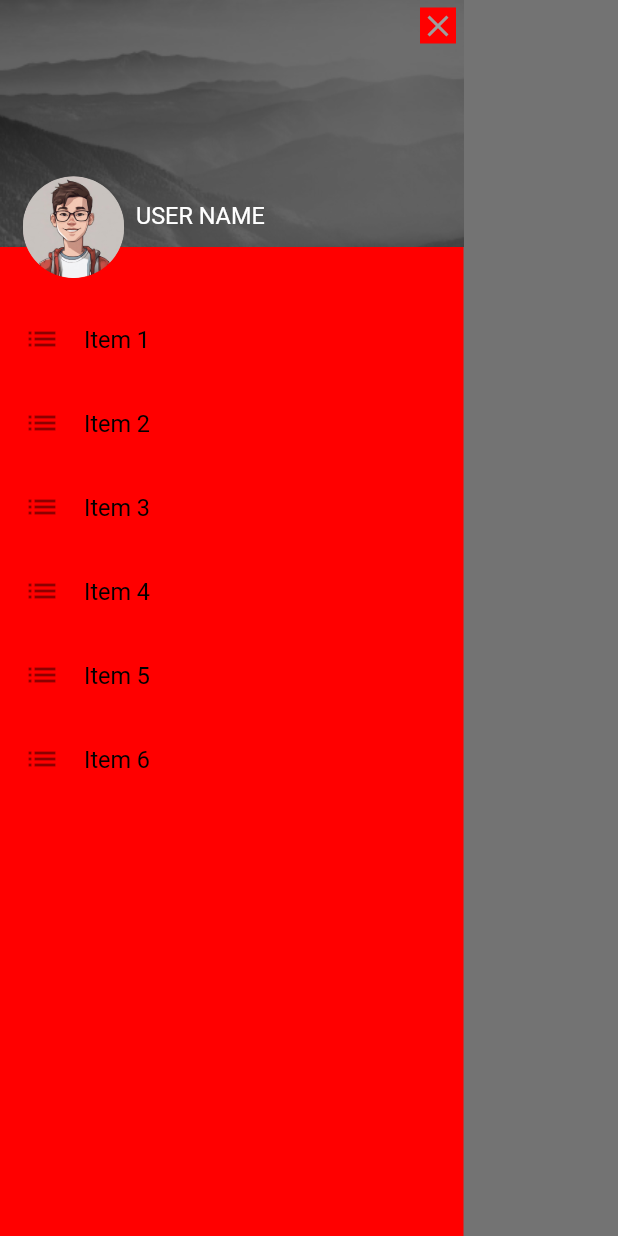
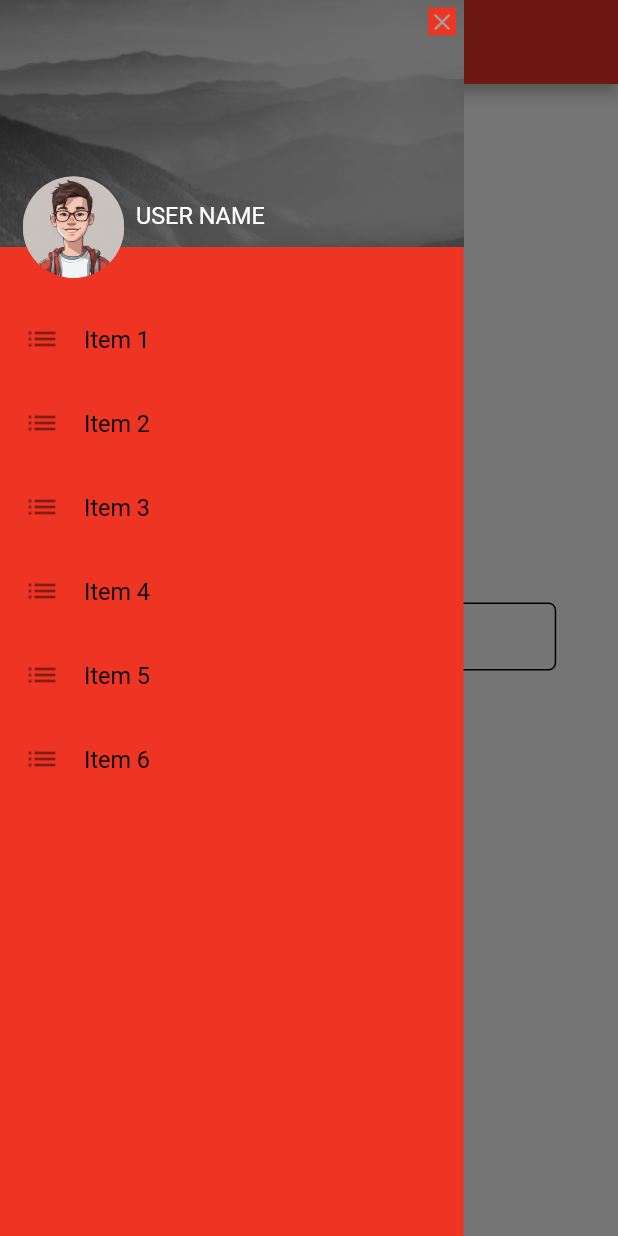
Before and after one commit to M-Talha4/Flutter, a Flutter app: the screen it shows after launch, with the side drawer open, on a phone screen of 412 x 824 dp. Run offline on Flutter 3.47's test engine with Material 2 defaults, Android fonts, the phone set to English and light mode, and no system bars; our stand-ins replace get.

Commit message:
Updated Widgets

```diff
--- a/lib/routes/routes.dart
+++ b/lib/routes/routes.dart
@@ -1,3 +1,4 @@
+import 'package:flutter_git/widgets/custom_drawer.dart';
 import 'package:get/get_navigation/get_navigation.dart';
 import '../views/homescreen.dart';
 import 'routes_name.dart';
@@ -9,5 +10,10 @@ class AppRoutes {
       page: () => const HomeScreen(),
       transition: Transition.leftToRight,
     ),
+    GetPage(
+      name: Routes.drawer,
+      page: () => const Cdrawer(),
+      transition: Transition.leftToRight,
+    ),
   ];
 }
--- a/lib/routes/routes_name.dart
+++ b/lib/routes/routes_name.dart
@@ -1,4 +1,4 @@
 class Routes {
   static const home = '/';
-  static const splash = '/splash';
+  static const drawer = '/drawer';
 }
--- a/lib/utils/colors.dart
+++ b/lib/utils/colors.dart
@@ -20,6 +20,7 @@ const Color deepOrange = Color(0xFFFF5722);
 const Color brown = Color(0xFF795548);
 const Color grey = Color(0xFF9E9E9E);
 const Color blueGrey = Color(0xFF607D8B);
+Color transparent = const Color(0xFFFFFFFF).withOpacity(0.0);
 
 MaterialColor primaryColor = MaterialColor(
   primary.value,
--- a/lib/views/homescreen.dart
+++ b/lib/views/homescreen.dart
@@ -1,5 +1,8 @@
 import 'package:flutter/material.dart';
-import 'package:flutter_git/widgets/custom_button.dart';
+import 'package:flutter_git/utils/colors.dart';
+import '../widgets/custom_button.dart';
+import '../widgets/custom_text.dart';
+import '../widgets/custom_text_form_field.dart';
 import '../widgets/custom_drawer.dart';
 
 class HomeScreen extends StatelessWidget {
@@ -13,21 +16,36 @@ class HomeScreen extends StatelessWidget {
 
     return SafeArea(
         child: Scaffold(
+            backgroundColor: white,
             key: scaffoldKey,
-            drawer: SizedBox(
-                height: height, width: width * 0.75, child: const DrawerPage()),
+            appBar: AppBar(),
+            drawer: const DrawerPage(),
             body: Padding(
               padding: EdgeInsets.symmetric(
-                  horizontal: width * 0.05, vertical: height * 0.03),
+                  horizontal: width * 0.1, vertical: height * 0.03),
               child: SizedBox(
                 width: width,
                 height: height,
-                child: Center(
-                  child: RoundRectangularButton(
-                      onTap: () {
-                        scaffoldKey.currentState?.openDrawer();
-                      },
-                      text: "Open Drawer"),
+                child: Column(
+                  mainAxisAlignment: MainAxisAlignment.spaceEvenly,
+                  children: [
+                    const cText(
+                      text: "text",
+                    ),
+                    RectangularTextFormField(
+                      showlabel: true,
+                      label: "asf",
+                      hint: "fgsg",
+                      bordercolor: black,
+                    ),
+                    Center(
+                      child: CustomButton(
+                          onTap: () {
+                            scaffoldKey.currentState?.openDrawer();
+                          },
+                          text: "Open Drawer"),
+                    ),
+                  ],
                 ),
               ),
             )));
--- a/lib/widgets/custom_button.dart
+++ b/lib/widgets/custom_button.dart
@@ -2,24 +2,26 @@ import 'package:flutter/material.dart';
 import '../utils/colors.dart';
 
 // ignore: camel_case_types
-class CircularButton extends StatelessWidget {
+class CustomButton extends StatelessWidget {
   final Function() onTap;
   final String text;
   final double? width;
   final double? height;
   final Color? bgcolor;
+  final Color? shadowcolor;
   final Color? txtcolor;
   final FontWeight? fontWeight;
   final double? textsize;
   final double? borderradius;
 
-  const CircularButton(
+  const CustomButton(
       {super.key,
       required this.onTap,
       required this.text,
       this.width,
       this.height,
       this.bgcolor,
+      this.shadowcolor,
       this.txtcolor,
       this.fontWeight,
       this.textsize,
@@ -31,12 +33,10 @@ class CircularButton extends StatelessWidget {
     final height1 = MediaQuery.of(context).size.height;
 
     return Material(
-      color: Colors.white.withOpacity(0.0),
+      color: transparent,
       child: InkWell(
-        splashColor: Colors.red,
-        onTap: () {
-          onTap;
-        },
+        splashColor: primary,
+        onTap: onTap,
         child: Container(
           decoration: BoxDecoration(
               boxShadow: [
@@ -44,74 +44,10 @@ class CircularButton extends StatelessWidget {
                     offset: const Offset(0, 3),
                     blurRadius: 7,
                     spreadRadius: 5,
-                    color: Colors.grey.withOpacity(0.5))
-              ],
-              borderRadius: BorderRadius.circular(borderradius ?? 12),
-              color: bgcolor ?? Colors.blue),
-          width: width ?? width1,
-          height: height ?? height1 * 0.06,
-          child: Center(
-            child: Text(
-              text,
-              style: TextStyle(
-                  color: txtcolor,
-                  fontWeight: fontWeight ?? FontWeight.normal,
-                  fontSize: textsize),
-            ),
-          ),
-        ),
-      ),
-    );
-  }
-}
-
-// ignore: camel_case_types
-class RoundRectangularButton extends StatelessWidget {
-  final Function() onTap;
-  final String text;
-  final double? width;
-  final double? height;
-  final Color? bgcolor;
-  final Color? txtcolor;
-  final FontWeight? fontWeight;
-  final double? textsize;
-  final double? borderradius;
-
-  const RoundRectangularButton(
-      {super.key,
-      required this.onTap,
-      required this.text,
-      this.width,
-      this.height,
-      this.bgcolor,
-      this.txtcolor,
-      this.fontWeight,
-      this.textsize,
-      this.borderradius});
-
-  @override
-  Widget build(BuildContext context) {
-    final width1 = MediaQuery.of(context).size.width;
-    final height1 = MediaQuery.of(context).size.height;
-
-    return Material(
-      color: transparentBlack,
-      child: InkWell(
-        splashColor: deepPurple,
-        onTap: () {
-          onTap;
-        },
-        child: Container(
-          decoration: BoxDecoration(
-              boxShadow: [
-                BoxShadow(
-                    offset: const Offset(0, 3),
-                    blurRadius: 7,
-                    spreadRadius: 5,
-                    color: grey.withOpacity(0.5))
+                    color: shadowcolor ?? grey.withOpacity(0.5))
               ],
               borderRadius: BorderRadius.circular(borderradius ?? 4),
-              color: bgcolor ?? purple),
+              color: bgcolor ?? primary),
           width: width ?? width1 * 0.4,
           height: height ?? height1 * 0.06,
           child: Center(
--- a/lib/widgets/custom_drawer.dart
+++ b/lib/widgets/custom_drawer.dart
@@ -7,21 +7,20 @@ class Cdrawer extends StatelessWidget {
 
   @override
   Widget build(BuildContext context) {
-    final GlobalKey<ScaffoldState> scaffoldKey = GlobalKey<ScaffoldState>();
-    final width = MediaQuery.of(context).size.width;
-    final height = MediaQuery.of(context).size.height;
+    final GlobalKey<ScaffoldState> scaffoldKey1 = GlobalKey<ScaffoldState>();
 
     return SafeArea(
       child: Scaffold(
-        backgroundColor: red,
-        key: scaffoldKey,
-        drawer: SizedBox(
-            height: height, width: width * 0.75, child: const DrawerPage()),
-        body: ElevatedButton(
-            onPressed: () {
-              scaffoldKey.currentState?.openDrawer();
-            },
-            child: const cText(text: "Open Drawer")),
+        key: scaffoldKey1,
+        appBar: AppBar(),
+        drawer: DrawerPage(),
+        body: Center(
+          child: ElevatedButton(
+              onPressed: () {
+                scaffoldKey1.currentState?.openDrawer();
+              },
+              child: Text("Open Drawer")),
+        ),
       ),
     );
   }
@@ -35,9 +34,9 @@ class DrawerPage extends StatelessWidget {
     final width = MediaQuery.of(context).size.width;
     final height = MediaQuery.of(context).size.height;
     return Container(
-      width: width,
+      width: width * 0.75,
       height: height,
-      color: red,
+      color: primary,
       child: Column(
         children: [
           SizedBox(
@@ -59,10 +58,11 @@ class DrawerPage extends StatelessWidget {
                           Navigator.pop(context);
                         },
                         child: Container(
-                          color: red,
-                          child: const Icon(
+                          color: primary,
+                          child: Icon(
                             Icons.close,
                             color: grey,
+                            size: width * 0.045,
                           ),
                         ))),
                 Positioned(
@@ -84,7 +84,7 @@ class DrawerPage extends StatelessWidget {
                     child: cText(
                       text: "USER NAME",
                       color: white,
-                      width: width * 0.038,
+                      size: width * 0.038,
                     ))
               ],
             ),
@@ -92,7 +92,7 @@ class DrawerPage extends StatelessWidget {
           ListTile(
             title: cText(
               text: "Item 1",
-              width: width * 0.038,
+              size: width * 0.038,
             ),
             leading: const Icon(Icons.list),
 
@@ -101,13 +101,14 @@ class DrawerPage extends StatelessWidget {
             //     decoration: const BoxDecoration(
             //         image: DecorationImage(
             //             image: AssetImage("images/home_drawer.png")))),
+
             minLeadingWidth: 4,
             onTap: () {},
           ),
           ListTile(
             title: cText(
               text: "Item 2",
-              width: width * 0.038,
+              size: width * 0.038,
             ),
             leading: const Icon(Icons.list),
             minLeadingWidth: 4,
@@ -116,7 +117,7 @@ class DrawerPage extends StatelessWidget {
           ListTile(
             title: cText(
               text: "Item 3",
-              width: width * 0.038,
+              size: width * 0.038,
             ),
             leading: const Icon(Icons.list),
             minLeadingWidth: 4,
@@ -125,7 +126,7 @@ class DrawerPage extends StatelessWidget {
           ListTile(
             title: cText(
               text: "Item 4",
-              width: width * 0.038,
+              size: width * 0.038,
             ),
             leading: const Icon(Icons.list),
             minLeadingWidth: 4,
@@ -134,7 +135,7 @@ class DrawerPage extends StatelessWidget {
           ListTile(
             title: cText(
               text: "Item 5",
-              width: width * 0.038,
+              size: width * 0.038,
             ),
             leading: const Icon(Icons.list),
             minLeadingWidth: 4,
@@ -143,7 +144,7 @@ class DrawerPage extends StatelessWidget {
           ListTile(
             title: cText(
               text: "Item 6",
-              width: width * 0.038,
+              size: width * 0.038,
             ),
             leading: const Icon(Icons.list),
             minLeadingWidth: 4,
--- a/lib/widgets/custom_text.dart
+++ b/lib/widgets/custom_text.dart
@@ -1,30 +1,50 @@
 import 'package:flutter/material.dart';
+import 'package:flutter_git/utils/colors.dart';
 
 // ignore: camel_case_types
 class cText extends StatelessWidget {
   final String text;
+  final Color? color;
+  final Color? bgcolor;
+  final double? size;
+  final double? letterspacing;
+  final double? wordspacing;
+  final TextAlign? textAlign;
+  final TextOverflow? overflow;
+  final TextDecoration? decoration;
+  final FontStyle? fontstyle;
   final FontWeight? fontWeight;
-  final Color? color;
-  final double? width;
-  final TextAlign? textAlign;
+
   const cText(
       {super.key,
       required this.text,
-      this.width,
+      this.color,
+      this.bgcolor,
+      this.size,
+      this.letterspacing,
+      this.wordspacing,
+      this.overflow,
+      this.decoration,
       this.fontWeight,
-      this.color,
+      this.fontstyle,
       this.textAlign});
 
   @override
   Widget build(BuildContext context) {
-    final width1 = MediaQuery.of(context).size.width;
+    final width = MediaQuery.of(context).size.width;
 
     return Text(
       textAlign: textAlign ?? TextAlign.start,
       text,
       style: TextStyle(
-          fontSize: width ?? width1 * 0.04,
+          fontSize: size ?? width * 0.038,
           fontWeight: fontWeight ?? FontWeight.normal,
+          backgroundColor: bgcolor ?? transparent,
+          decoration: decoration ?? TextDecoration.none,
+          overflow: overflow ?? TextOverflow.visible,
+          letterSpacing: letterspacing ?? 0,
+          wordSpacing: wordspacing ?? 0,
+          fontStyle: fontstyle ?? FontStyle.normal,
           color: color ?? Colors.black),
     );
   }
--- a/lib/widgets/custom_text_form_field.dart
+++ b/lib/widgets/custom_text_form_field.dart
@@ -3,78 +3,119 @@ import '../utils/colors.dart';
 
 // ignore: must_be_immutable
 class RectangularTextFormField extends StatelessWidget {
-  final String? hinttext;
+  final int? maxline;
+  final double? height;
+  final double? borderradius;
+  final double? borderwidth;
+  final double? focusborderwidth;
+  final String? hint;
+  final String? label;
+  final bool showlabel;
+  final bool? obscureText;
+  final bool? filled;
+  final Color? fillColor;
+  final Color? hintcolor;
+  final Color? labelcolor;
+  final Color? inputcolor;
+  final Color? bordercolor;
+  final Color? focusbordercolor;
+  final Color? cursorcolor;
   final Widget? suffixIcon;
   final Widget? prefixIcon;
   final TextInputType? keyboardtype;
   final TextInputAction? inputaction;
-  final String? Function(String?)? validation;
-  final bool abscureText;
-  final int? maxline;
   void Function(String)? onChanged;
   final TextEditingController? controller;
+  final String? Function(String?)? validation;
 
   RectangularTextFormField({
     Key? key,
     this.maxline,
-    this.hinttext,
+    this.height,
+    this.borderradius,
+    this.borderwidth,
+    this.focusborderwidth,
+    this.hint,
+    this.label,
+    required this.showlabel,
+    this.obscureText,
+    this.filled,
+    this.fillColor,
+    this.hintcolor,
+    this.labelcolor,
+    this.inputcolor,
+    this.bordercolor,
+    this.focusbordercolor,
+    this.cursorcolor,
+    this.suffixIcon,
+    this.prefixIcon,
+    this.keyboardtype,
     this.inputaction,
     this.onChanged,
-    this.keyboardtype,
-    this.prefixIcon,
-    this.suffixIcon,
+    this.controller,
     this.validation,
-    this.controller,
-    required this.abscureText,
   }) : super(key: key);
 
   @override
   Widget build(BuildContext context) {
-    return TextFormField(
-      obscureText: abscureText,
+    double height1 = MediaQuery.of(context).size.height;
+    return Container(
+      height: height ?? height1 * 0.055,
+      child: TextFormField(
+        controller: controller,
+        obscureText: obscureText ?? false,
+        cursorColor: cursorcolor ?? black,
+        maxLines: maxline,
+        textInputAction: inputaction,
+        style: TextStyle(
+          fontWeight: FontWeight.normal,
+          color: inputcolor ?? black,
+        ),
+        autofocus: false,
+        keyboardType: keyboardtype,
         onChanged: onChanged,
-      controller: controller,
         autovalidateMode: AutovalidateMode.onUserInteraction,
-      cursorColor: Colors.black,
-      keyboardType: keyboardtype,
-      maxLines: maxline,
-      autofocus: false,
-      textInputAction: inputaction,
-      style: const TextStyle(
-        fontWeight: FontWeight.normal,
-        color: Colors.black,
+        decoration: InputDecoration(
+          hintText: showlabel ? null : hint,
+          label: showlabel
+              ? Text(
+                  label!,
+                  style: TextStyle(
+                    color: labelcolor,
                   ),
-      decoration: InputDecoration(
-        hintText: hinttext,
-        hintStyle: const TextStyle(color: Colors.black),
-        contentPadding: const EdgeInsets.fromLTRB(20.0, 10, 20.0, 10),
-        border: OutlineInputBorder(
-          borderRadius: BorderRadius.circular(6),
-        ),
+                )
+              : null,
+          hintStyle: TextStyle(color: hintcolor),
           filled: true,
+          fillColor: white,
           prefixIcon: prefixIcon,
           suffixIcon: suffixIcon,
-        fillColor: white,
-        focusedBorder: const OutlineInputBorder(
+          contentPadding: const EdgeInsets.fromLTRB(20.0, 10, 20.0, 10),
+          enabledBorder: OutlineInputBorder(
               borderSide: BorderSide(
-            color: Colors.black,
-            width: 2,
+                  color: bordercolor ?? transparent, width: borderwidth ?? 1),
+              borderRadius: BorderRadius.circular(borderradius ?? 5)),
+          focusedBorder: OutlineInputBorder(
+            borderSide: BorderSide(
+              color: focusbordercolor ?? primary,
+              width: focusborderwidth ?? 2,
             ),
           ),
-        errorBorder: const OutlineInputBorder(
+          errorBorder: OutlineInputBorder(
             borderSide: BorderSide(
-            color: Colors.red,
-            width: 2,
+              color: red,
+              width: focusborderwidth ?? 2,
             ),
           ),
-        focusedErrorBorder: const OutlineInputBorder(
+          focusedErrorBorder: OutlineInputBorder(
             borderSide: BorderSide(
-            color: Colors.red,
-            width: 2,
+              color: red,
+              width: focusborderwidth ?? 2,
             ),
           ),
         ),
         validator: validation,
+      ),
     );
   }
 }
```
Lines whose indentation alone changed are shown as unchanged.
